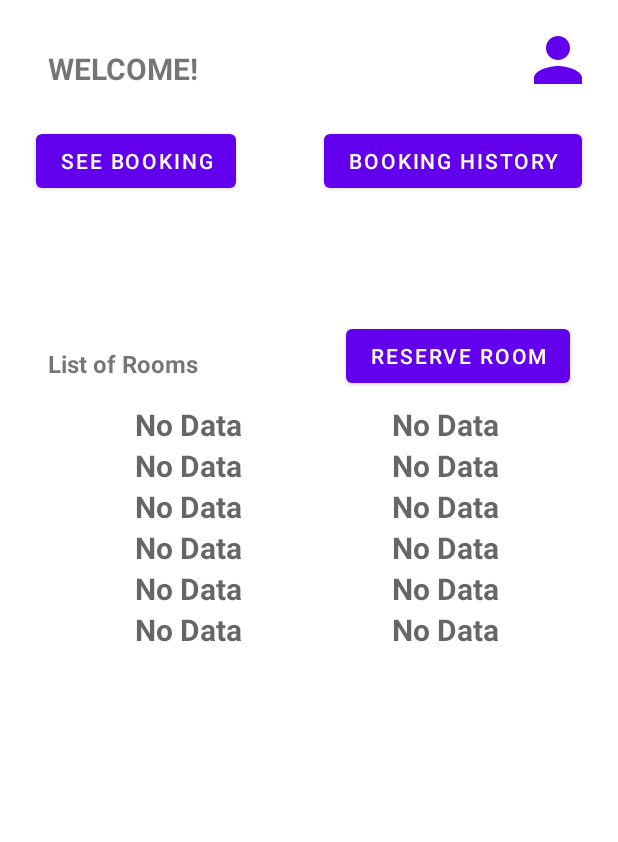
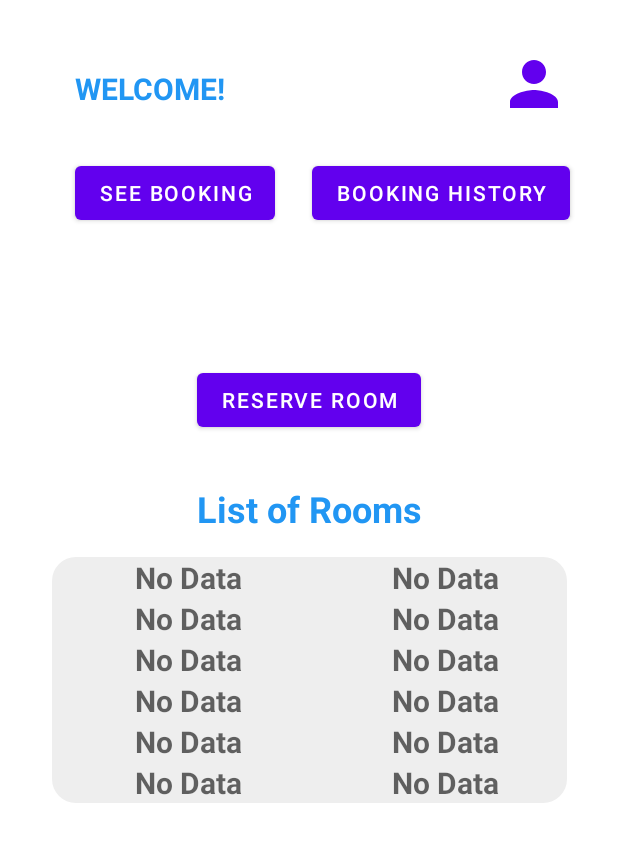
Before and after one commit to ingentewarren/ThesisMobileAppV2, an Android app: the room_list_activity screen opened directly, with no data from a screen before it, on a phone screen of 412 x 824 dp. Shown: the top 842 px of the screen. Run offline under Robolectric (Android 15) with nearby library versions, the phone set to English and light mode, and no system bars; our stand-ins replace Firebase (no records; nobody signed in at launch, a user with empty details on screens opened directly).

Commit message:
Minor Layout Improvements

```diff
--- a/app/src/main/java/com/example/thesisprojectmobileapp/FirebaseDatabaseHelper.java
+++ /dev/null
@@ -1,24 +0,0 @@
-package com.example.thesisprojectmobileapp;
-
-import androidx.annotation.NonNull;
-
-import com.google.firebase.database.DataSnapshot;
-import com.google.firebase.database.DatabaseError;
-import com.google.firebase.database.DatabaseReference;
-import com.google.firebase.database.FirebaseDatabase;
-import com.google.firebase.database.ValueEventListener;
-
-import java.util.ArrayList;
-import java.util.List;
-
-public class FirebaseDatabaseHelper {
-    private FirebaseDatabase mDatabase;
-    private DatabaseReference mReferenceRooms;
-    private List<RoomsDatabase> rooms = new ArrayList<>();
-
-    public FirebaseDatabaseHelper() {
-        mDatabase = FirebaseDatabase.getInstance();
-        mReferenceRooms = mDatabase.getReference("Room");
-    }
-
-}
--- a/app/src/main/res/layout/activity_room_list.xml
+++ b/app/src/main/res/layout/activity_room_list.xml
@@ -10,9 +10,10 @@
         android:id="@+id/textView7"
         android:layout_width="wrap_content"
         android:layout_height="wrap_content"
-        android:layout_marginStart="32dp"
-        android:layout_marginTop="32dp"
+        android:layout_marginStart="50dp"
+        android:layout_marginTop="45dp"
         android:text="WELCOME!"
+        android:textColor="#2196F3"
         android:textSize="20sp"
         android:textStyle="bold"
         app:layout_constraintStart_toStartOf="parent"
@@ -20,21 +21,23 @@
 
     <TextView
         android:id="@+id/textView10"
-        android:layout_width="100dp"
+        android:layout_width="wrap_content"
         android:layout_height="wrap_content"
-        android:layout_marginStart="32dp"
-        android:layout_marginTop="100dp"
+        android:layout_marginTop="32dp"
         android:text="List of Rooms"
-        android:textSize="16sp"
+        android:textColor="#2196F3"
+        android:textSize="24sp"
         android:textStyle="bold"
+        app:layout_constraintEnd_toEndOf="parent"
         app:layout_constraintStart_toStartOf="parent"
-        app:layout_constraintTop_toBottomOf="@+id/btnSeeBooking" />
+        app:layout_constraintTop_toBottomOf="@+id/btnRoomReserve" />
 
     <ScrollView
         android:id="@+id/scrollViewList"
         android:layout_width="343dp"
-        android:layout_height="400dp"
+        android:layout_height="wrap_content"
         android:layout_marginTop="16dp"
+        android:background="@drawable/round_corners_background"
         app:layout_constraintEnd_toEndOf="parent"
         app:layout_constraintStart_toStartOf="parent"
         app:layout_constraintTop_toBottomOf="@+id/textView10">
@@ -216,8 +219,8 @@
         android:id="@+id/btnSeeBooking"
         android:layout_width="wrap_content"
         android:layout_height="wrap_content"
-        android:layout_marginStart="24dp"
-        android:layout_marginTop="24dp"
+        android:layout_marginStart="50dp"
+        android:layout_marginTop="32dp"
         android:text="See Booking"
         app:layout_constraintStart_toStartOf="parent"
         app:layout_constraintTop_toBottomOf="@+id/textView7" />
@@ -226,8 +229,8 @@
         android:id="@+id/btnBookingHistory"
         android:layout_width="wrap_content"
         android:layout_height="wrap_content"
-        android:layout_marginTop="24dp"
-        android:layout_marginEnd="24dp"
+        android:layout_marginTop="32dp"
+        android:layout_marginEnd="32dp"
         android:text="Booking History"
         app:layout_constraintEnd_toEndOf="parent"
         app:layout_constraintTop_toBottomOf="@+id/textView7" />
@@ -236,8 +239,8 @@
         android:id="@+id/btnProfile"
         android:layout_width="48dp"
         android:layout_height="48dp"
-        android:layout_marginTop="16dp"
-        android:layout_marginEnd="16dp"
+        android:layout_marginTop="32dp"
+        android:layout_marginEnd="32dp"
         android:background="@drawable/info_button"
         app:layout_constraintEnd_toEndOf="parent"
         app:layout_constraintTop_toTopOf="parent" />
@@ -246,11 +249,11 @@
         android:id="@+id/btnRoomReserve"
         android:layout_width="wrap_content"
         android:layout_height="wrap_content"
-        android:layout_marginEnd="32dp"
-        android:layout_marginBottom="8dp"
+        android:layout_marginTop="90dp"
         android:text="Reserve Room"
-        app:layout_constraintBottom_toTopOf="@+id/scrollViewList"
-        app:layout_constraintEnd_toEndOf="parent" />
+        app:layout_constraintEnd_toEndOf="parent"
+        app:layout_constraintStart_toStartOf="parent"
+        app:layout_constraintTop_toBottomOf="@+id/btnBookingHistory" />
 
 
 </androidx.constraintlayout.widget.ConstraintLayout>
```
